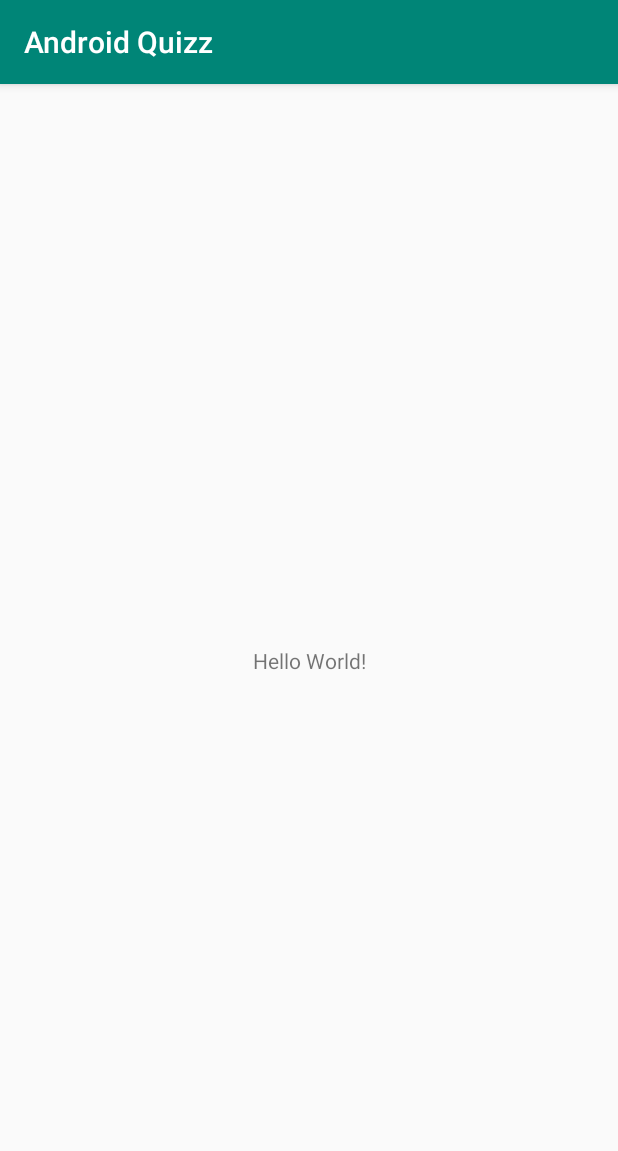
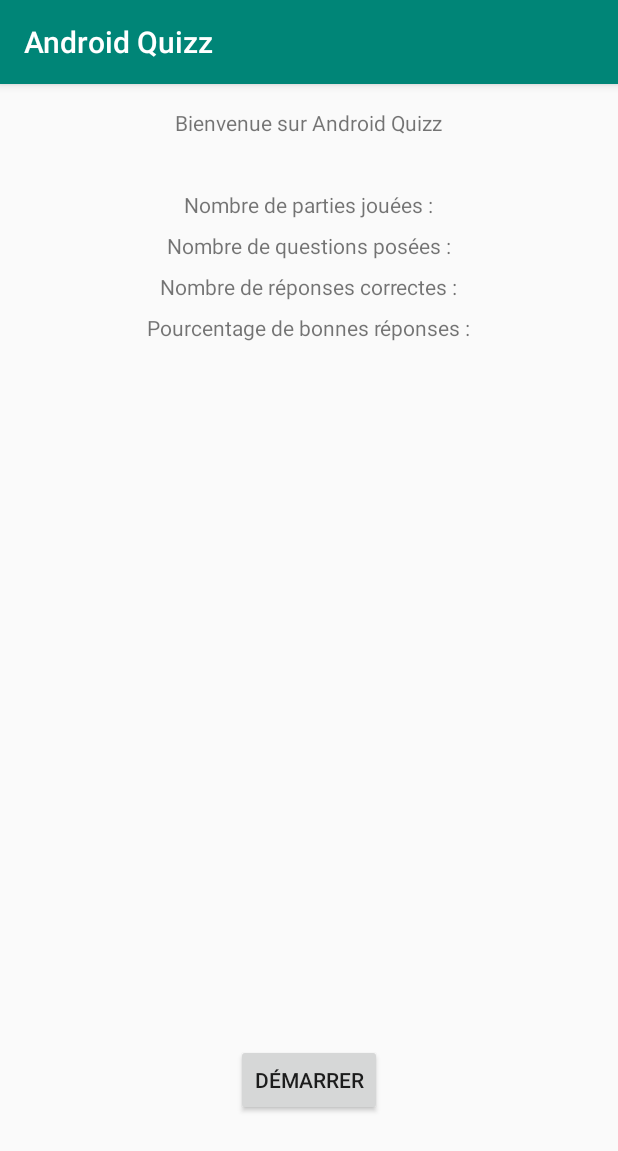
Before and after one commit to Chewbaku/Android, an Android app: the screen it shows after launch (MainActivity before the commit, lobby after it), on a phone screen of 412 x 824 dp. Shown: the top 1151 px of the screen. Run offline under Robolectric (Android 15) with nearby library versions, the phone set to English and light mode, and no system bars.

Commit message:
design du lobby

```diff
--- a/AndroidQuizz/app/src/main/AndroidManifest.xml
+++ b/AndroidQuizz/app/src/main/AndroidManifest.xml
@@ -9,14 +9,14 @@
         android:roundIcon="@mipmap/ic_launcher_round"
         android:supportsRtl="true"
         android:theme="@style/AppTheme">
-        <activity android:name=".lobby"></activity>
-        <activity android:name=".MainActivity">
+        <activity android:name=".lobby">
             <intent-filter>
                 <action android:name="android.intent.action.MAIN" />
 
                 <category android:name="android.intent.category.LAUNCHER" />
             </intent-filter>
         </activity>
+        <activity android:name=".MainActivity"></activity>
     </application>
 
 </manifest>
--- a/AndroidQuizz/app/src/main/res/layout/activity_lobby.xml
+++ b/AndroidQuizz/app/src/main/res/layout/activity_lobby.xml
@@ -6,4 +6,75 @@
     android:layout_height="match_parent"
     tools:context=".lobby">
 
+    <TextView
+        android:id="@+id/textWelcome"
+        android:layout_width="wrap_content"
+        android:layout_height="wrap_content"
+        android:layout_marginStart="115dp"
+        android:layout_marginTop="16dp"
+        android:layout_marginEnd="116dp"
+        android:text="@string/welcomeMessage"
+        app:layout_constraintEnd_toEndOf="parent"
+        app:layout_constraintStart_toStartOf="parent"
+        app:layout_constraintTop_toTopOf="parent" />
+
+    <TextView
+        android:id="@+id/textNbPartiesJouees"
+        android:layout_width="wrap_content"
+        android:layout_height="wrap_content"
+        android:layout_marginStart="16dp"
+        android:layout_marginTop="35dp"
+        android:layout_marginEnd="16dp"
+        android:text="@string/nbPartiesJouees"
+        app:layout_constraintEnd_toEndOf="parent"
+        app:layout_constraintStart_toStartOf="parent"
+        app:layout_constraintTop_toBottomOf="@+id/textWelcome" />
+
+    <TextView
+        android:id="@+id/textNbQuestionPosees"
+        android:layout_width="wrap_content"
+        android:layout_height="wrap_content"
+        android:layout_marginStart="16dp"
+        android:layout_marginTop="8dp"
+        android:layout_marginEnd="16dp"
+        android:text="@string/nbQuestionsPosees"
+        app:layout_constraintEnd_toEndOf="parent"
+        app:layout_constraintStart_toStartOf="parent"
+        app:layout_constraintTop_toBottomOf="@+id/textNbPartiesJouees" />
+
+    <TextView
+        android:id="@+id/textNbReponsesCorrectes"
+        android:layout_width="wrap_content"
+        android:layout_height="wrap_content"
+        android:layout_marginStart="16dp"
+        android:layout_marginTop="8dp"
+        android:layout_marginEnd="16dp"
+        android:text="@string/nbReponsesCorrectes"
+        app:layout_constraintEnd_toEndOf="parent"
+        app:layout_constraintStart_toStartOf="parent"
+        app:layout_constraintTop_toBottomOf="@+id/textNbQuestionPosees" />
+
+    <TextView
+        android:id="@+id/textPourcentageBonnesReponses"
+        android:layout_width="wrap_content"
+        android:layout_height="wrap_content"
+        android:layout_marginStart="16dp"
+        android:layout_marginTop="8dp"
+        android:layout_marginEnd="16dp"
+        android:text="@string/pourcentageBonnesReponses"
+        app:layout_constraintEnd_toEndOf="parent"
+        app:layout_constraintStart_toStartOf="parent"
+        app:layout_constraintTop_toBottomOf="@+id/textNbReponsesCorrectes" />
+
+    <Button
+        android:id="@+id/buttonStart"
+        android:layout_width="wrap_content"
+        android:layout_height="wrap_content"
+        android:layout_marginStart="16dp"
+        android:layout_marginEnd="16dp"
+        android:layout_marginBottom="80dp"
+        android:text="@string/boutonStart"
+        app:layout_constraintBottom_toBottomOf="parent"
+        app:layout_constraintEnd_toEndOf="parent"
+        app:layout_constraintStart_toStartOf="parent" />
 </android.support.constraint.ConstraintLayout>
--- a/AndroidQuizz/app/src/main/res/values/strings.xml
+++ b/AndroidQuizz/app/src/main/res/values/strings.xml
@@ -9,5 +9,6 @@
     <string name="nbQuestionsPosees">Nombre de questions posées : </string>
     <string name="nbReponsesCorrectes">Nombre de réponses correctes : </string>
     <string name="pourcentageBonnesReponses">Pourcentage de bonnes réponses : </string>
+    <string name="boutonStart">Démarrer</string>
 
 </resources>
```
